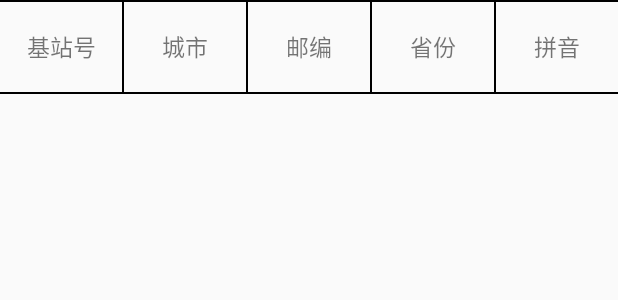
After one commit to laomuji666/WeatherQuery, an Android app: the layout select_city_item.xml on its own in the app's theme, with its tools: preview values and no code run, on a phone screen of 412 x 824 dp. The commit adds this screen. Shown: the top 300 px of the screen. Run offline under Robolectric (Android 15) with nearby library versions, the phone set to English and light mode, and no system bars.

Commit message:
完成城市选择界面

```diff
--- a/app/build.gradle
+++ b/app/build.gradle
@@ -27,4 +27,6 @@ dependencies {
     androidTestImplementation 'androidx.test.ext:junit:1.1.1'
     androidTestImplementation 'androidx.test.espresso:espresso-core:3.2.0'
     implementation 'com.squareup.okhttp3:okhttp:4.3.1'
+    implementation 'androidx.recyclerview:recyclerview:1.1.0'
+    implementation 'com.google.android.material:material:1.1.0'
 }
--- a/app/src/main/AndroidManifest.xml
+++ b/app/src/main/AndroidManifest.xml
@@ -1,7 +1,9 @@
 <?xml version="1.0" encoding="utf-8"?>
 <manifest xmlns:android="http://schemas.android.com/apk/res/android"
     package="com.lmjproject.weatherquery">
-    <uses-permission android:name="android.permission.INTERNET"/>
+
+    <uses-permission android:name="android.permission.INTERNET" />
+
     <application
         android:allowBackup="true"
         android:icon="@mipmap/ic_launcher"
@@ -10,6 +12,7 @@
         android:supportsRtl="true"
         android:theme="@style/AppTheme"
         android:usesCleartextTraffic="true">
+        <activity android:name=".SelectCityActivity"></activity>
         <activity android:name=".MainActivity">
             <intent-filter>
                 <action android:name="android.intent.action.MAIN" />
--- a/app/src/main/java/com/lmjproject/weatherquery/Http/UrlEncode.java
+++ b/app/src/main/java/com/lmjproject/weatherquery/Http/UrlEncode.java
@@ -4,6 +4,7 @@ import java.io.UnsupportedEncodingException;
 
 //编码类
 public class UrlEncode {
+    //将文本转化为utf8
     public static String toUtf8(String str){
         //%E8%B0%B7%E5%9F%8E
         String req = null;
--- /dev/null
+++ b/app/src/main/res/layout/select_city_item.xml
@@ -0,0 +1,77 @@
+<?xml version="1.0" encoding="utf-8"?>
+<LinearLayout
+    android:id="@+id/select_city_item_layout"
+    xmlns:android="http://schemas.android.com/apk/res/android"
+    android:orientation="vertical"
+    android:layout_width="match_parent"
+    android:layout_height="wrap_content">
+    <TextView
+        android:layout_width="match_parent"
+        android:layout_height="1dp"
+        android:background="#000000"/>
+    <LinearLayout
+        android:orientation="horizontal"
+        android:layout_width="match_parent"
+        android:layout_height="60dp">
+        <TextView
+            android:text="基站号"
+            android:id="@+id/select_city_item_baseId"
+            android:gravity="center"
+            android:textSize="15sp"
+            android:layout_weight="1"
+            android:layout_width="0dp"
+            android:layout_height="match_parent"/>
+        <TextView
+            android:layout_width="1dp"
+            android:layout_height="match_parent"
+            android:background="#000000"/>
+        <TextView
+            android:text="城市"
+            android:id="@+id/select_city_item_city"
+            android:gravity="center"
+            android:textSize="15sp"
+            android:layout_weight="1"
+            android:layout_width="0dp"
+            android:layout_height="match_parent"/>
+        <TextView
+            android:layout_width="1dp"
+            android:layout_height="match_parent"
+            android:background="#000000"/>
+        <TextView
+            android:text="邮编"
+            android:id="@+id/select_city_item_postcode"
+            android:gravity="center"
+            android:textSize="15sp"
+            android:layout_weight="1"
+            android:layout_width="0dp"
+            android:layout_height="match_parent"/>
+        <TextView
+            android:layout_width="1dp"
+            android:layout_height="match_parent"
+            android:background="#000000"/>
+        <TextView
+            android:text="省份"
+            android:id="@+id/select_city_item_province"
+            android:gravity="center"
+            android:textSize="15sp"
+            android:layout_weight="1"
+            android:layout_width="0dp"
+            android:layout_height="match_parent"/>
+        <TextView
+            android:layout_width="1dp"
+            android:layout_height="match_parent"
+            android:background="#000000"/>
+        <TextView
+            android:text="拼音"
+            android:id="@+id/select_city_item_pinyin"
+            android:gravity="center"
+            android:textSize="15sp"
+            android:layout_weight="1"
+            android:layout_width="0dp"
+            android:layout_height="match_parent"/>
+    </LinearLayout>
+    <TextView
+        android:layout_width="match_parent"
+        android:layout_height="1dp"
+        android:background="#000000"/>
+</LinearLayout>
--- a/app/src/main/res/values/styles.xml
+++ b/app/src/main/res/values/styles.xml
@@ -1,9 +1,9 @@
 <resources>
 
     <!-- Base application theme. -->
-    <style name="AppTheme" parent="Theme.AppCompat.Light.DarkActionBar">
+    <style name="AppTheme" parent="Theme.AppCompat.Light.NoActionBar">
         <!-- Customize your theme here. -->
-        <item name="colorPrimary">@color/colorPrimary</item>
+        <item name="colorPrimary">@android:color/transparent</item>
         <item name="colorPrimaryDark">@color/colorPrimaryDark</item>
         <item name="colorAccent">@color/colorAccent</item>
     </style>
```
Also changed, not shown: app/src/main/java/com/lmjproject/weatherquery/Http/Http.java (+6 -13 lines), app/src/main/java/com/lmjproject/weatherquery/MainActivity.java (+79 -5 lines), app/src/main/java/com/lmjproject/weatherquery/SelectCityActivity.java (added, +98 -0 lines), app/src/main/java/com/lmjproject/weatherquery/SelectCityAdapter.java (added, +82 -0 lines), app/src/main/res/layout/activity_main.xml (+18 -14 lines), app/src/main/res/layout/activity_select_city.xml (added, +21 -0 lines), app/src/main/res/drawable/item2.png (added).
